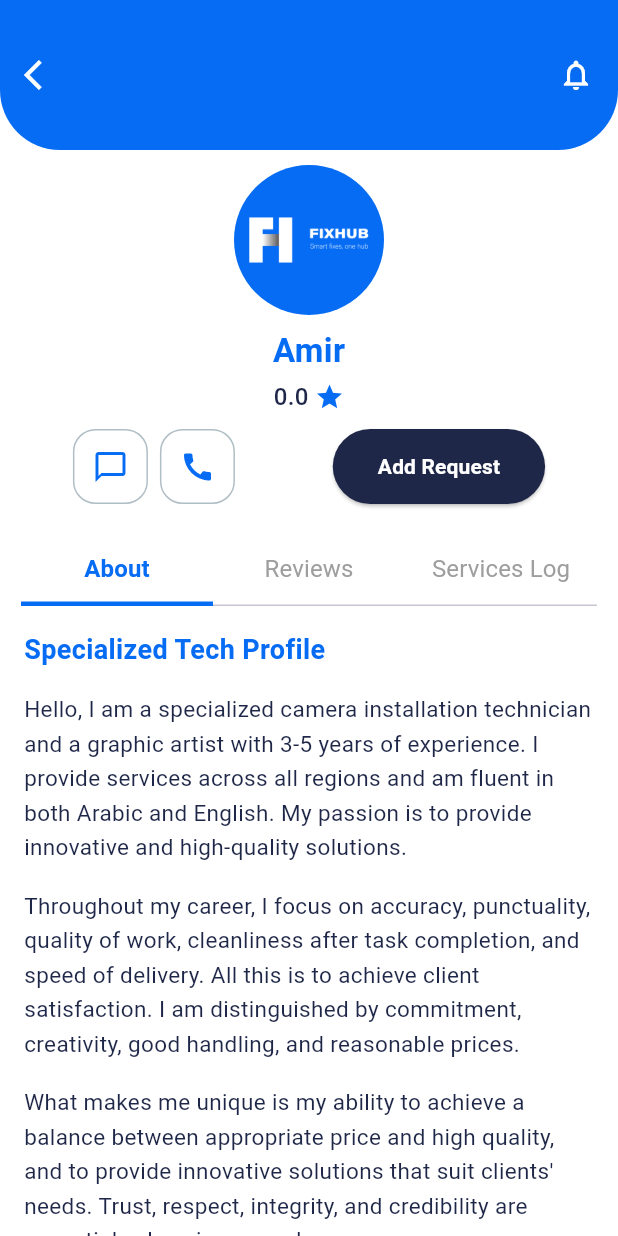
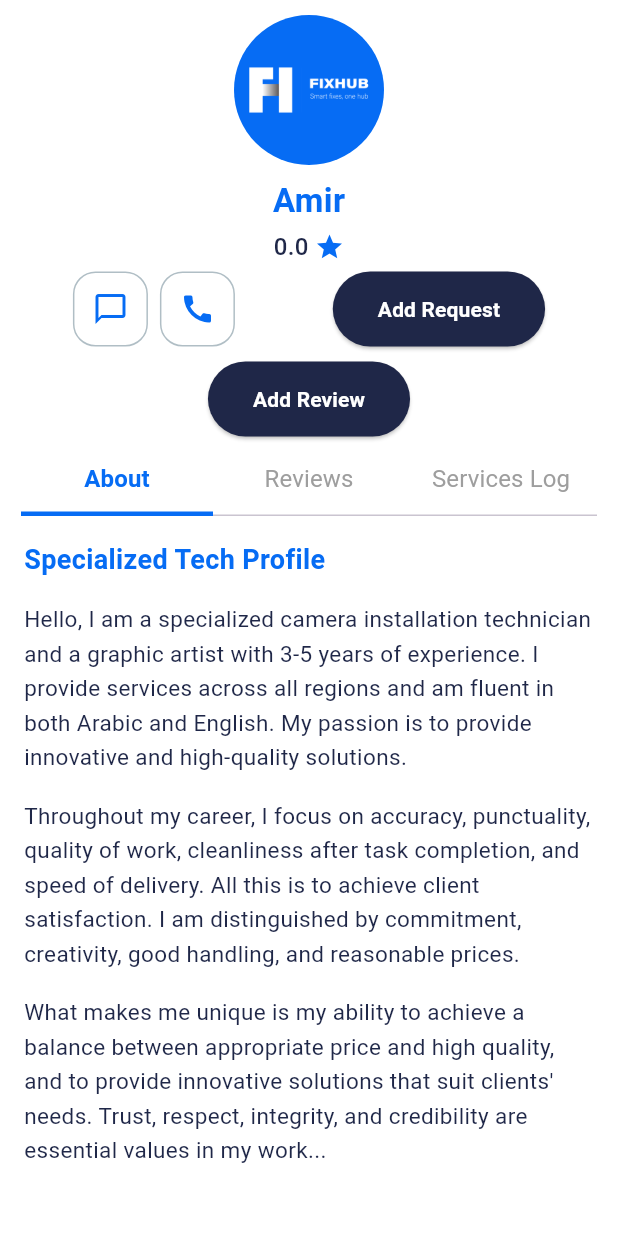
Before and after one commit to abdullahHussen-1/fix_hub_app, a Flutter app: the CraftsMansDetails screen opened by its route, on a phone screen of 412 x 824 dp. Run offline on Flutter 3.47's test engine with Material 3 defaults, Android fonts, the phone set to English and light mode, and no system bars; our stand-ins replace dio, flutter_animate, fluttertoast, gap, shared_preferences; accounts and stored records are empty.

Commit message:
finish add review screen

```diff
--- a/lib/UI/home/screens/craftsMans_details.dart
+++ b/lib/UI/home/screens/craftsMans_details.dart
@@ -16,36 +16,36 @@ class CraftsMansDetails extends StatelessWidget {
       length: 3,
       child: Scaffold(
         backgroundColor: AppColors.primaryBackgroundWhite,
-        appBar: AppBar(
-          toolbarHeight: 100,
-          backgroundColor: AppColors.primaryBackgroundBlue,
-          elevation: 0,
-          shape: const RoundedRectangleBorder(
-            borderRadius: BorderRadius.vertical(
-              bottom: Radius.circular(40),
-            ),
-          ),
-          leading: IconButton(
-            onPressed: () => Navigator.pop(context),
-            icon: const Icon(
-              Icons.arrow_back_ios,
-              color: AppColors.primaryBackgroundWhite,
-            ),
-          ),
-          actions: const [
-            Padding(
-              padding: EdgeInsets.only(right: 16),
-              child: Icon(Icons.notifications_outlined, color: Colors.white),
-            )
-          ],
-        ),
+        // appBar: AppBar(
+        //   toolbarHeight: 100,
+        //   backgroundColor: AppColors.primaryBackgroundBlue,
+        //   elevation: 0,
+        //   shape: const RoundedRectangleBorder(
+        //     borderRadius: BorderRadius.vertical(
+        //       bottom: Radius.circular(40),
+        //     ),
+        //   ),
+        //   leading: IconButton(
+        //     onPressed: () => Navigator.pop(context),
+        //     icon: const Icon(
+        //       Icons.arrow_back_ios,
+        //       color: AppColors.primaryBackgroundWhite,
+        //     ),
+        //   ),
+        //   actions: const [
+        //     Padding(
+        //       padding: EdgeInsets.only(right: 16),
+        //       child: Icon(Icons.notifications_outlined, color: Colors.white),
+        //     )
+        //   ],
+        // ),
         body: Column(
           children: [
             Gap(10),
             const CustomHeaderCraftsman(),
-            Gap(10),
+            Gap(5),
             const ContactButtons(),
-            const Gap(20),
+            const Gap(5),
             Padding(
               padding: const EdgeInsets.symmetric(horizontal: 14),
               child: TabBar(
--- a/lib/UI/home/widgets/custom_contact_button.dart
+++ b/lib/UI/home/widgets/custom_contact_button.dart
@@ -10,7 +10,9 @@ class ContactButtons extends StatelessWidget {
   Widget build(BuildContext context) {
     return Padding(
       padding: const EdgeInsets.symmetric(horizontal: 16),
-      child: Row(
+      child: Column(
+        children: [
+          Row(
             mainAxisAlignment: MainAxisAlignment.spaceAround,
             children: [
               Row(
@@ -57,6 +59,24 @@ class ContactButtons extends StatelessWidget {
               ),
             ],
           ),
+          Gap(10),
+            ElevatedButton(
+            onPressed: () {
+              Navigator.pushNamed(context, AppRoute.addReviewScreen);
+            },
+            style: ElevatedButton.styleFrom(
+              backgroundColor: AppColors.primaryButtonColor,
+              padding: const EdgeInsets.symmetric(horizontal: 30, vertical: 15),
+            ),
+            child: CustomText(
+              text: 'Add Review',
+              fontWeight: FontWeight.bold,
+              fontsize: 14,
+              color: AppColors.primaryBackgroundWhite,
+            ),
+          ),
+        ],
+      ),
     );
   }
 }
--- a/lib/my_app.dart
+++ b/lib/my_app.dart
@@ -15,9 +15,8 @@ import 'package:fix_hub/core/constants/app_them.dart';
 import 'package:fix_hub/craftsmans_root.dart';
 import 'package:fix_hub/customer_root.dart';
 import 'package:flutter/material.dart';
-
+import 'package:fix_hub/UI/addReview/addReview_screen.dart';
 import '../UI/splash/splash_screen.dart';
-import 'UI/home/screens/subscreens/addReview_screen.dart';
 
 class MyApp extends StatelessWidget {
   const MyApp({super.key});
@@ -45,7 +44,7 @@ class MyApp extends StatelessWidget {
           AppRoute.craftManListScreen: (context) => CraftsMansListScreen(),
           AppRoute.craftsMansDetailsScreen: (context) => CraftsMansDetails(),
           AppRoute.addRequestScreen: (context) => AddrequestScreen(),
-          AppRoute.addReviewScreen: (context) => AddReviewScreen(),
+          AppRoute.addReviewScreen: (context) => AddreviewScreen(),
         },
       ),
     );
```
Also changed, not shown: lib/UI/addReview/addReview_screen.dart (added, +118 -0 lines), lib/UI/addReview/widgets/star_rating.dart (added, +34 -0 lines), lib/UI/home/screens/subscreens/addReview_screen.dart (deleted, +0 -10 lines). Lines whose indentation alone changed are shown as unchanged.
